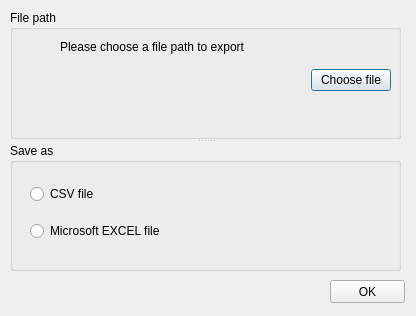
Before: the Qt Designer form ui/Export.ui in Team-544/dbas-lte, drawn with Qt 5.
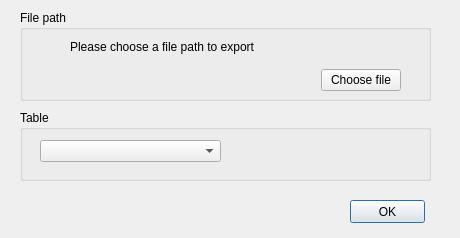
After: the same form once the commit is applied.

Diff of the .ui file:
```diff
--- a/ui/Export.ui
+++ b/ui/Export.ui
@@ -6,26 +6,58 @@
    <rect>
     <x>0</x>
     <y>0</y>
-    <width>416</width>
-    <height>316</height>
+    <width>460</width>
+    <height>238</height>
    </rect>
   </property>
   <property name="windowTitle">
    <string>Dialog</string>
   </property>
-  <widget class="QSplitter" name="splitter">
+  <widget class="QPushButton" name="pushButton_2">
    <property name="geometry">
     <rect>
-     <x>10</x>
-     <y>10</y>
-     <width>391</width>
-     <height>261</height>
+     <x>350</x>
+     <y>200</y>
+     <width>75</width>
+     <height>23</height>
     </rect>
    </property>
-   <property name="orientation">
-    <enum>Qt::Vertical</enum>
+   <property name="text">
+    <string>OK</string>
    </property>
+  </widget>
+  <widget class="QGroupBox" name="groupBox_3">
+   <property name="geometry">
+    <rect>
+     <x>20</x>
+     <y>110</y>
+     <width>411</width>
+     <height>71</height>
+    </rect>
+   </property>
+   <property name="title">
+    <string>Table</string>
+   </property>
+   <widget class="QComboBox" name="comboBox">
+    <property name="geometry">
+     <rect>
+      <x>20</x>
+      <y>30</y>
+      <width>181</width>
+      <height>22</height>
+     </rect>
+    </property>
+   </widget>
+  </widget>
    <widget class="QGroupBox" name="groupBox">
+   <property name="geometry">
+    <rect>
+     <x>20</x>
+     <y>10</y>
+     <width>411</width>
+     <height>91</height>
+    </rect>
+   </property>
     <property name="title">
      <string>File path</string>
     </property>
@@ -92,51 +124,6 @@
       </item>
      </layout>
     </widget>
-   </widget>
-   <widget class="QGroupBox" name="groupBox_2">
-    <property name="title">
-     <string>Save as</string>
-    </property>
-    <widget class="QWidget" name="verticalLayoutWidget_2">
-     <property name="geometry">
-      <rect>
-       <x>20</x>
-       <y>30</y>
-       <width>160</width>
-       <height>80</height>
-      </rect>
-     </property>
-     <layout class="QVBoxLayout" name="verticalLayout_2">
-      <item>
-       <widget class="QRadioButton" name="radioButton">
-        <property name="text">
-         <string>CSV file</string>
-        </property>
-       </widget>
-      </item>
-      <item>
-       <widget class="QRadioButton" name="radioButton_2">
-        <property name="text">
-         <string>Microsoft EXCEL file</string>
-        </property>
-       </widget>
-      </item>
-     </layout>
-    </widget>
-   </widget>
-  </widget>
-  <widget class="QPushButton" name="pushButton_2">
-   <property name="geometry">
-    <rect>
-     <x>330</x>
-     <y>280</y>
-     <width>75</width>
-     <height>23</height>
-    </rect>
-   </property>
-   <property name="text">
-    <string>OK</string>
-   </property>
   </widget>
  </widget>
  <resources/>
```
Left out of the diff: 2 changed lines with no effect on the pictures. Lines whose indentation alone changed are shown as unchanged.
